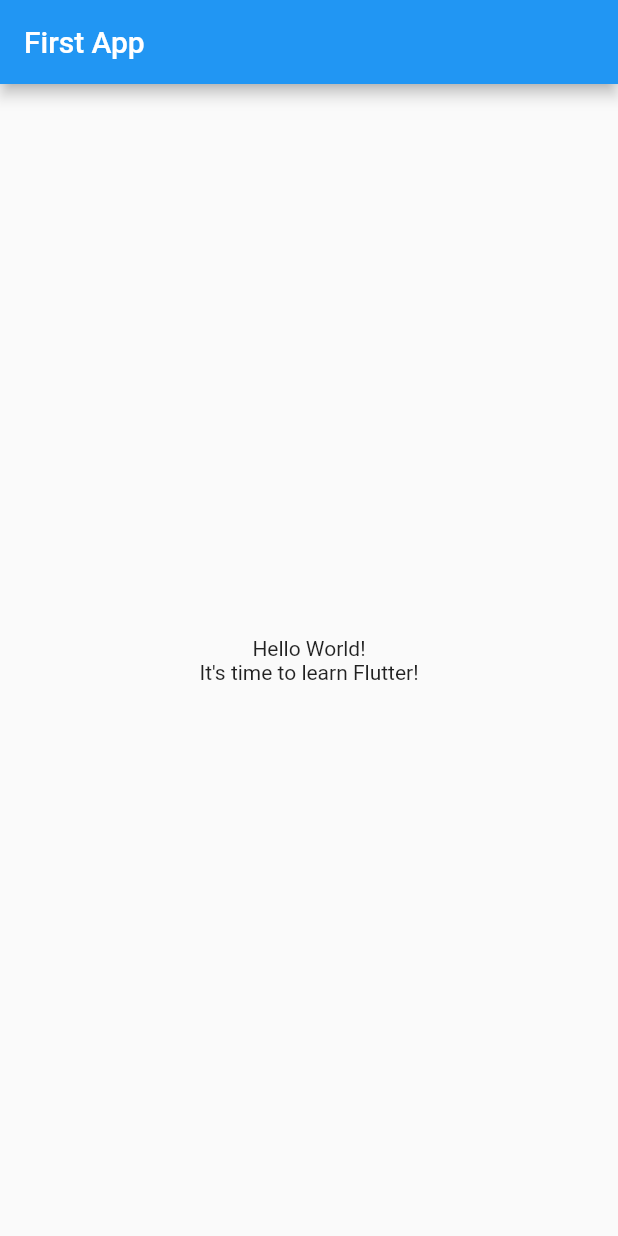
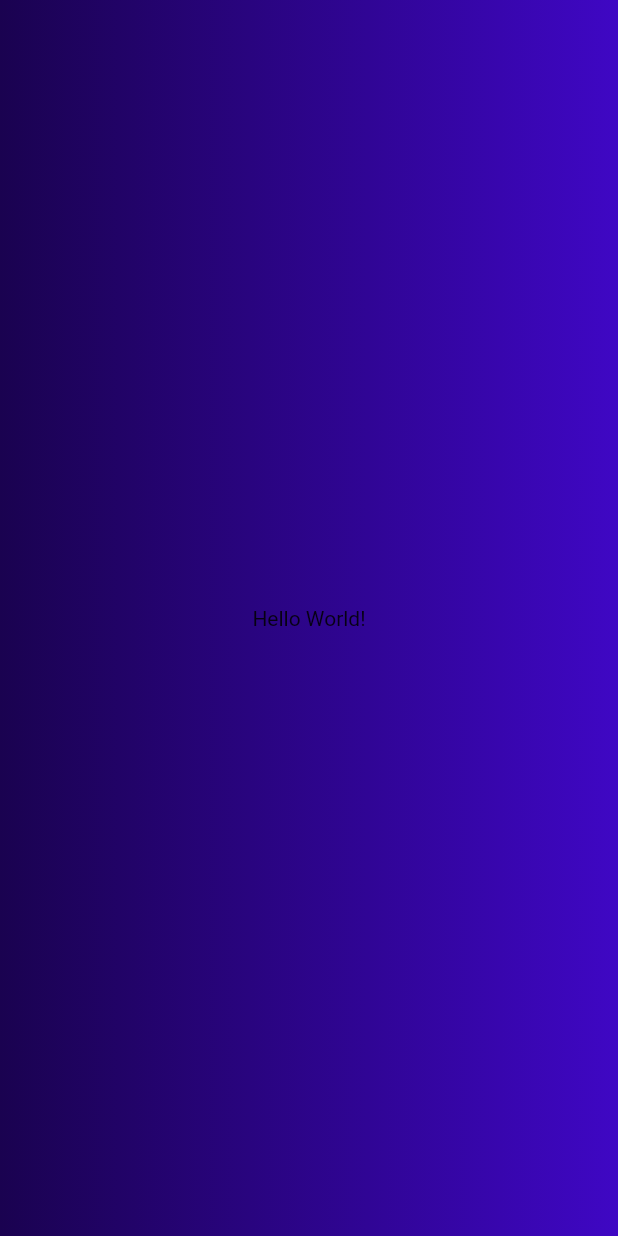
Before and after one commit to Sunnnyyy16/Flutter_Study, a Flutter app: the screen it shows after launch, on a phone screen of 412 x 824 dp. Run offline on Flutter 3.47's test engine with Material 2 defaults, Android fonts, the phone set to English and light mode, and no system bars.

Commit message:
[feat]Add gradient background color to main

```diff
--- a/first_app/lib/main.dart
+++ b/first_app/lib/main.dart
@@ -1,37 +1,23 @@
 import 'package:flutter/material.dart';
 
 void main() {
-  runApp(const MyApp());
-}
-
-class MyApp extends StatelessWidget {
-  const MyApp({super.key});
-
-  @override
-  Widget build(BuildContext context) {
-    return MaterialApp(
-      title: 'Flutter Demo',
-      theme: ThemeData(
-        primarySwatch: Colors.blue,
-      ),
+  runApp(
+    MaterialApp(
       home: Scaffold(
-        appBar: AppBar(
-          title: const Text('First App'),
-        ),
-        body: Center(
-          child: Column(
-            mainAxisAlignment: MainAxisAlignment.center,
-            children: const [
-              Text(
-                'Hello World!',
-              ),
-              Text(
-                'It\'s time to learn Flutter!',
-              ),
-            ],
+        body: Container(
+          decoration: const BoxDecoration(
+            gradient: LinearGradient(
+              colors: [
+                Color.fromARGB(255, 26, 2, 80),
+                Color.fromARGB(255, 63, 7, 196),
+              ],
+            ),
+          ),
+          child: const Center(
+            child: Text('Hello World!'),
           ),
         ),
       ),
-    );
-  }
+    ),
+  );
 }
```
